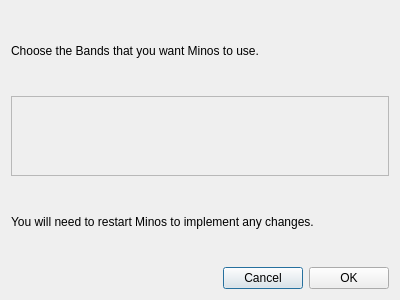
This is mqt/MqtBase/BandsSelect.ui in Rsclub22/Minos2-Mirror as Qt 5 draws it before an edit. The edited form follows.
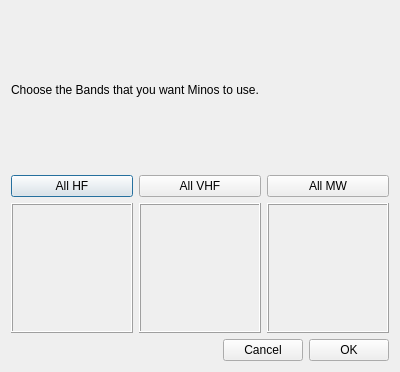
This is the edited form.

Commit message: Bounce apps and session if bands selected have changed

What changed in the file:
```diff
--- a/mqt/MqtBase/BandsSelect.ui
+++ b/mqt/MqtBase/BandsSelect.ui
@@ -7,13 +7,13 @@
     <x>0</x>
     <y>0</y>
     <width>400</width>
-    <height>300</height>
+    <height>372</height>
    </rect>
   </property>
   <property name="windowTitle">
    <string>Dialog</string>
   </property>
-  <layout class="QVBoxLayout" name="verticalLayout">
+  <layout class="QVBoxLayout" name="verticalLayout_4">
    <item>
     <widget class="QLabel" name="label">
      <property name="text">
@@ -22,21 +22,71 @@
     </widget>
    </item>
    <item>
-    <widget class="QFrame" name="bandsFrame">
+    <layout class="QHBoxLayout" name="horizontalLayout_2">
+     <item>
+      <layout class="QVBoxLayout" name="verticalLayout">
+       <item>
+        <widget class="QPushButton" name="allHFButton">
+         <property name="text">
+          <string>All HF</string>
+         </property>
+        </widget>
+       </item>
+       <item>
+        <widget class="QFrame" name="hfBandsFrame">
      <property name="frameShape">
-      <enum>QFrame::StyledPanel</enum>
+          <enum>QFrame::Box</enum>
      </property>
      <property name="frameShadow">
       <enum>QFrame::Raised</enum>
      </property>
     </widget>
    </item>
+      </layout>
+     </item>
    <item>
-    <widget class="QLabel" name="label_2">
+      <layout class="QVBoxLayout" name="verticalLayout_2">
+       <item>
+        <widget class="QPushButton" name="allVHFButton">
      <property name="text">
-      <string>You will need to restart Minos to implement any changes.</string>
-     </property>
-    </widget>
+          <string>All VHF</string>
+         </property>
+        </widget>
+       </item>
+       <item>
+        <widget class="QFrame" name="vhfBandsFrame">
+         <property name="frameShape">
+          <enum>QFrame::Box</enum>
+         </property>
+         <property name="frameShadow">
+          <enum>QFrame::Raised</enum>
+         </property>
+        </widget>
+       </item>
+      </layout>
+     </item>
+     <item>
+      <layout class="QVBoxLayout" name="verticalLayout_3">
+       <item>
+        <widget class="QPushButton" name="allMWButton">
+         <property name="text">
+          <string>All MW</string>
+         </property>
+        </widget>
+       </item>
+       <item>
+        <widget class="QFrame" name="mwBandsFrame">
+         <property name="frameShape">
+          <enum>QFrame::Box</enum>
+         </property>
+         <property name="frameShadow">
+          <enum>QFrame::Raised</enum>
+         </property>
+        </widget>
+       </item>
+      </layout>
+     </item>
+    </layout>
    </item>
    <item>
     <layout class="QHBoxLayout" name="horizontalLayout">
```
Left out of the diff: 2 changed lines with no effect on the pictures. Lines whose indentation alone changed are shown as unchanged. The commit also changes 3 other files.
